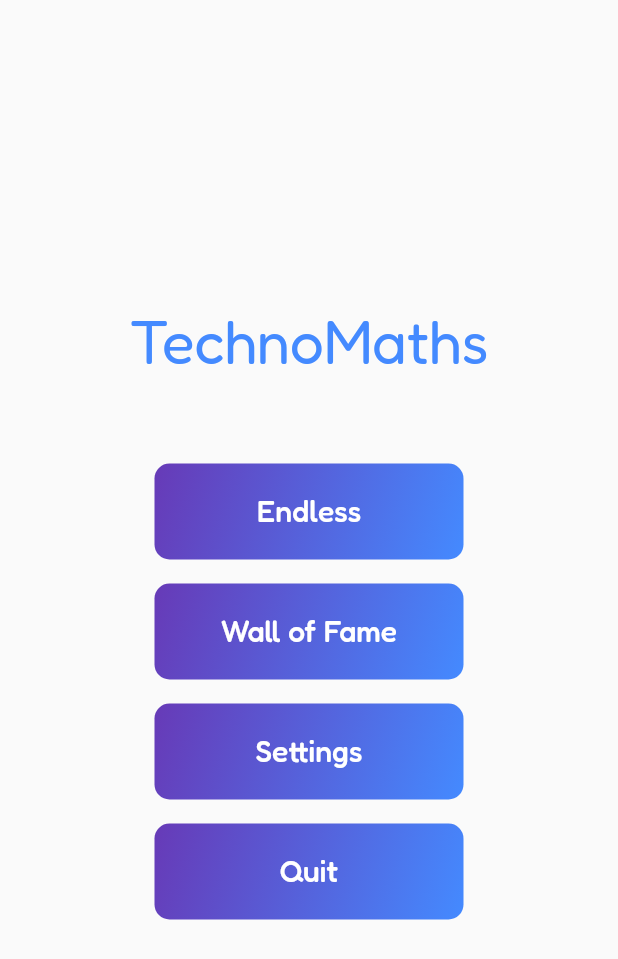
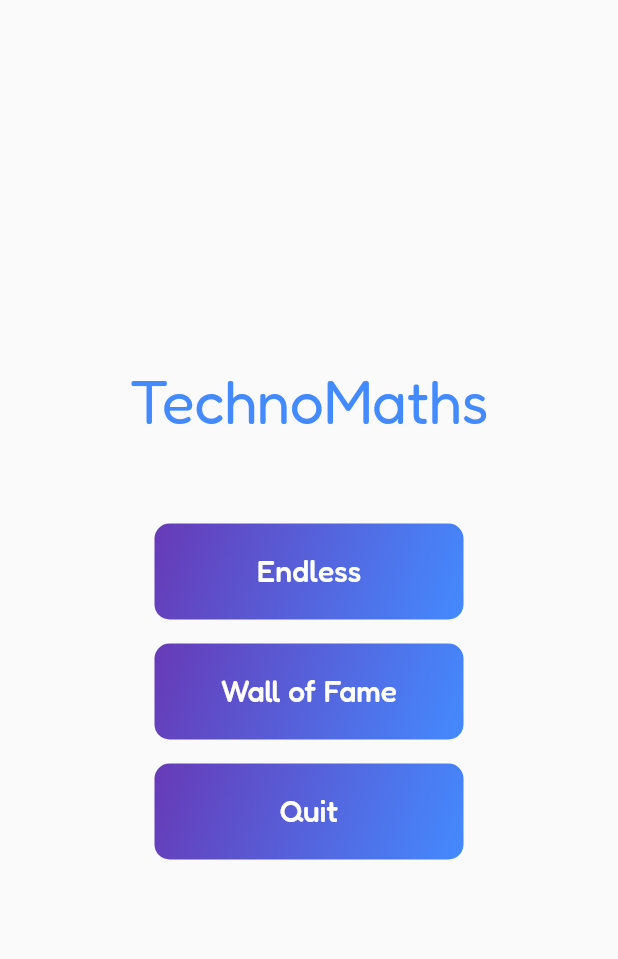
Before and after one commit to Samooh-9820060/technomaths, a Flutter app: the GameScreen screen opened directly, after a tap on the "arrow back" icon, on a phone screen of 412 x 824 dp. Shown: the top 959 px of the screen. Run offline on Flutter 3.47's test engine with Material 2 defaults, Android fonts, the phone set to English and light mode, and no system bars; our stand-ins replace cloud_firestore, connectivity_plus, device_info_plus, firebase_core, google_fonts, google_mobile_ads and 3 more; missing offline and left inert: dart:ffi, flutter_vibrate; accounts and stored records are empty.

Commit message:
bugs fixed & design updates
- revive button still showing up after going to wall of fame and saving data
-  data not saving when back button is clicked
- game over buttons colors updated
- game over overlay changed from alertdialog to card view
- game over dialog name textbox design updated
- animated buttons accpet an optional vertiacal padding
- settings commented out for now

```diff
--- a/lib/screens/endless_mode_screen.dart
+++ b/lib/screens/endless_mode_screen.dart
@@ -6,6 +6,8 @@ import 'package:technomaths/widgets/animated_buttons.dart';
 import 'package:technomaths/screens/game_screen.dart';
 import 'package:technomaths/config/game_mode.dart';
 import 'package:technomaths/config/game_speed.dart';
+
+import 'home_screen.dart';
 
 
 class EndlessModeScreen extends StatelessWidget {
@@ -27,7 +29,12 @@ class EndlessModeScreen extends StatelessWidget {
         elevation: 0,
         leading: IconButton(
           icon: const Icon(Icons.arrow_back, color: Colors.blueAccent, size: 30),
-          onPressed: () => Navigator.pop(context),
+          onPressed: () async {
+            Navigator.pushReplacement(
+                context,
+                MaterialPageRoute(builder: (context) => const HomeScreen())
+            );
+          },
         ),
       ),
       body: Center(
--- a/lib/screens/game_screen.dart
+++ b/lib/screens/game_screen.dart
@@ -15,6 +15,7 @@ import 'package:technomaths/config/game_speed.dart';
 import '../config/ad_config.dart';
 import '../database/database_helper.dart';
 import '../utils/commonFunctions.dart';
+import 'endless_mode_screen.dart';
 
 
 class GameScreen extends StatefulWidget {
@@ -561,7 +562,7 @@ class _GameScreenState extends State<GameScreen> with SingleTickerProviderStateM
         backgroundColor: Colors.transparent,
         elevation: 0,
         leading: IconButton(
-          icon: const Icon(Icons.arrow_back, color: Colors.purple, size: 30),
+          icon: const Icon(Icons.arrow_back, color: Colors.blueAccent, size: 30),
           onPressed: () => Navigator.pop(context),
         ),
       ) : null,
@@ -676,57 +677,102 @@ class _GameScreenState extends State<GameScreen> with SingleTickerProviderStateM
               ),
               Center(
                 child: Container(
-                  width: MediaQuery.of(context).size.width * 0.8, // 80% of screen width
-                  child: AlertDialog(
+                  width: MediaQuery.of(context).size.width * 0.6, // 80% of screen width
+                  child: Card(
                     shape: RoundedRectangleBorder(
                       borderRadius: BorderRadius.circular(20),
                     ),
-                    backgroundColor: Colors.white,
-                    title: Text('Game Over', textAlign: TextAlign.center, style: GoogleFonts.fredoka(color: Colors.red, fontSize: 32)),
-                    content: SingleChildScrollView(
+                    elevation: 5.0, // This gives shadow to the card
+                    child: Padding(
+                      padding: EdgeInsets.all(20),
+                      child: SingleChildScrollView(
                         child: Column(
                           mainAxisAlignment: MainAxisAlignment.center,
                           crossAxisAlignment: CrossAxisAlignment.stretch,
                           children: <Widget>[
+                            Text('Game Over', textAlign: TextAlign.center, style: GoogleFonts.fredoka(color: Colors.red, fontSize: 32)),
+                            SizedBox(height: 20),
                             Text('Your Name', textAlign: TextAlign.center,),
-                          TextField(
+                            SizedBox(height: 10),
+                            Container(
+                              decoration: BoxDecoration(
+                                borderRadius: BorderRadius.circular(12.0),
+                                border: Border.all(color: Colors.blueAccent, width: 2.0),
+                                color: _nameController.text.isEmpty ? Colors.red[100] : Colors.grey[100],  // Check here
+                                boxShadow: [
+                                  BoxShadow(
+                                    color: Colors.grey.withOpacity(0.5),
+                                    spreadRadius: 2,
+                                    blurRadius: 5,
+                                    offset: Offset(0, 3),
+                                  ),
+                                ],
+                              ),
+                              child: TextField(
                                 controller: _nameController,
                                 textAlign: TextAlign.center,
+                                style: TextStyle(fontSize: 20),
+                                decoration: InputDecoration(
+                                  hintText: 'Enter your name',
+                                  border: InputBorder.none,
+                                  contentPadding: EdgeInsets.symmetric(horizontal: 10, vertical: 5),
+                                ),
                                 onChanged: (value) {
                                   _savePlayerName(value);
+                                  setState(() {});
                                 },
-                          ),  // User can enter their name here
+                              ),
+                            ),
                             SizedBox(height: 20),
-                          Text('Your Score: $score', textAlign: TextAlign.center, style: GoogleFonts.fredoka(color: Colors.purple, fontSize: 24)),
+                            Text('Your Score: $score', textAlign: TextAlign.center, style: GoogleFonts.fredoka(color: Colors.blueAccent, fontSize: 24)),
                             SizedBox(height: 20),
-                          Text('Best Score: $highestScore', textAlign: TextAlign.center, style: GoogleFonts.fredoka(color: Colors.purple, fontSize: 24)),
+                            Text('Best Score: $highestScore', textAlign: TextAlign.center, style: GoogleFonts.fredoka(color: Colors.blueAccent, fontSize: 24)),
                             SizedBox(height: 30),
-                          if (canRevive && _rewardedAd != null) ...[
-                            ElevatedButton(
-                              onPressed: () {
+                            if (canRevive == true && _rewardedAd != null && dataSaved == 0) ...[
+                              Material(
+                                elevation: 5.0,
+                                borderRadius: BorderRadius.circular(30),
+                                child: Container(
+                                  decoration: BoxDecoration(
+                                    gradient: LinearGradient(
+                                      colors: [
+                                        Colors.green[400]!,
+                                        Colors.green[700]!
+                                      ],
+                                      begin: Alignment.topLeft,
+                                      end: Alignment.bottomRight,
+                                    ),
+                                    borderRadius: BorderRadius.circular(30),
+                                  ),
+                                  child: InkWell(
+                                    onTap: () {
                                       _showRewardedAd();
                                     },
+                                    borderRadius: BorderRadius.circular(30),
+                                    child: Padding(
+                                      padding: EdgeInsets.symmetric(horizontal: 10, vertical: 10),
                                       child: Row(
                                         mainAxisAlignment: MainAxisAlignment.center,
                                         children: [
-                                  Icon(Icons.play_arrow, color: Colors.white),  // Representing a video play button
+                                          Icon(Icons.play_arrow, color: Colors.white, size: 24),
                                           SizedBox(width: 10),
-                                  Text('Revive', style: GoogleFonts.fredoka(color: Colors.white, fontSize: 18)),
+                                          Text(
+                                            'Revive',
+                                            style: GoogleFonts.fredoka(
+                                              color: Colors.white,
+                                              fontSize: 18,
+                                            ),
+                                          ),
                                         ],
                                       ),
-                              style: ElevatedButton.styleFrom(
-                                primary: Colors.green[500],
-                                onPrimary: Colors.white,
-                                padding: EdgeInsets.symmetric(horizontal: 20, vertical: 10),
-                                minimumSize: Size(MediaQuery.of(context).size.width * 0.7, 50),
-                                shape: RoundedRectangleBorder(
-                                  borderRadius: BorderRadius.circular(30),
+                                    ),
                                   ),
                                 ),
                               ),
                               SizedBox(height: 20),
                             ],
-                          ElevatedButton(
+                            AnimatedButton(
+                              'Retry',
                               onPressed: () {
                                 _saveGameData();
                                 Navigator.pushReplacement(
@@ -737,39 +783,36 @@ class _GameScreenState extends State<GameScreen> with SingleTickerProviderStateM
                                       gameSpeed: GameSpeed.fifteen,
                                     ),
                                   ),
-                              );
+                                ).then((_) {
+                                  setState(() {});
+                                });
                               },
-                            child: Text('Retry', style: GoogleFonts.fredoka(color: Colors.white)),
-                            style: ElevatedButton.styleFrom(
-                              primary: Colors.purple, // This replaces the 'color' property
-                              minimumSize: Size(MediaQuery.of(context).size.width * 0.4, 50), // Button size is 40% of screen width and has a fixed height of 50.
+                              verticalPadding: 10.0,
                             ),
-                          ),
-                          SizedBox(height: 15),
-                          ElevatedButton(
+                            AnimatedButton(
+                              'Wall of Fame',
                               onPressed: () {
                                 _saveGameData();
                                 Navigator.of(context).push(MaterialPageRoute(builder: (context) => WallOfFameScreen(
                                   gameMode: widget.gameMode,
-                              )));
-                            },  // Add functionality to go to Wall of Fame
-                            child: Text('Wall of Fame', style: GoogleFonts.fredoka(color: Colors.white)),
-                            style: ElevatedButton.styleFrom(
-                              primary: Colors.purple, // This replaces the 'color' property
-                              minimumSize: Size(MediaQuery.of(context).size.width * 0.4, 50), // Button size is 40% of screen width and has a fixed height of 50.
+                                ))).then((_) {
+                                  setState(() {});
+                                });
+                              },
+                              verticalPadding: 10.0,
                             ),
+                            AnimatedButton(
+                              'Back',
+                              onPressed: () {
+                                _saveGameData();
+                                Navigator.of(context).push(MaterialPageRoute(builder: (context) => EndlessModeScreen())).then((_) {
+                                  setState(() {});
+                                });
+                              },
+                              verticalPadding: 10.0,
+                            )
+                          ],
                         ),
-
-                          SizedBox(height: 15),
-                          ElevatedButton(
-                            onPressed: () => Navigator.pop(context), // Add functionality to go to Rate screen
-                            child: Text('Back', style: GoogleFonts.fredoka(color: Colors.white)),
-                            style: ElevatedButton.styleFrom(
-                              primary: Colors.purple, // This replaces the 'color' property
-                              minimumSize: Size(MediaQuery.of(context).size.width * 0.4, 50), // Button size is 40% of screen width and has a fixed height of 50.
-                            ),
-                          ),
-                        ],
                       ),
                     ),
                   ),
--- a/lib/screens/home_screen.dart
+++ b/lib/screens/home_screen.dart
@@ -49,14 +49,14 @@ class HomeScreen extends StatelessWidget {
                       gameMode: GameMode.Addition,
                     )));
               }),
-              AnimatedButton('Settings', onPressed: () async {
+              /*AnimatedButton('Settings', onPressed: () async {
                 await performVibration();
                 // Settings code
                 Navigator.push(
                   context,
                   MaterialPageRoute(builder: (context) => SettingsScreen()),
                 );
-              }),
+              }),*/
               AnimatedButton('Quit', onPressed: () async {
                 await performVibration();
                 // Code to quit the app
--- a/lib/widgets/animated_buttons.dart
+++ b/lib/widgets/animated_buttons.dart
@@ -4,8 +4,9 @@ import 'package:google_fonts/google_fonts.dart';
 class AnimatedButton extends StatelessWidget {
   final String text;
   final VoidCallback onPressed;
+  final double verticalPadding;
 
-  AnimatedButton(this.text, {required this.onPressed});
+  AnimatedButton(this.text, {required this.onPressed, this.verticalPadding = 20.0});
 
   @override
   Widget build(BuildContext context) {
@@ -26,7 +27,7 @@ class AnimatedButton extends StatelessWidget {
         ),
         child: ElevatedButton(
           style: ElevatedButton.styleFrom(
-            padding: const EdgeInsets.symmetric(horizontal: 30, vertical: 20), // Reduced padding
+            padding: EdgeInsets.symmetric(horizontal: 30, vertical: verticalPadding), // Reduced padding
             primary: Colors.transparent, // This will ensure the gradient shows
             onPrimary: Colors.white,
             shadowColor: Colors.transparent, // No shadow since we already have elevation from the container
```
Lines whose indentation alone changed are shown as unchanged.
